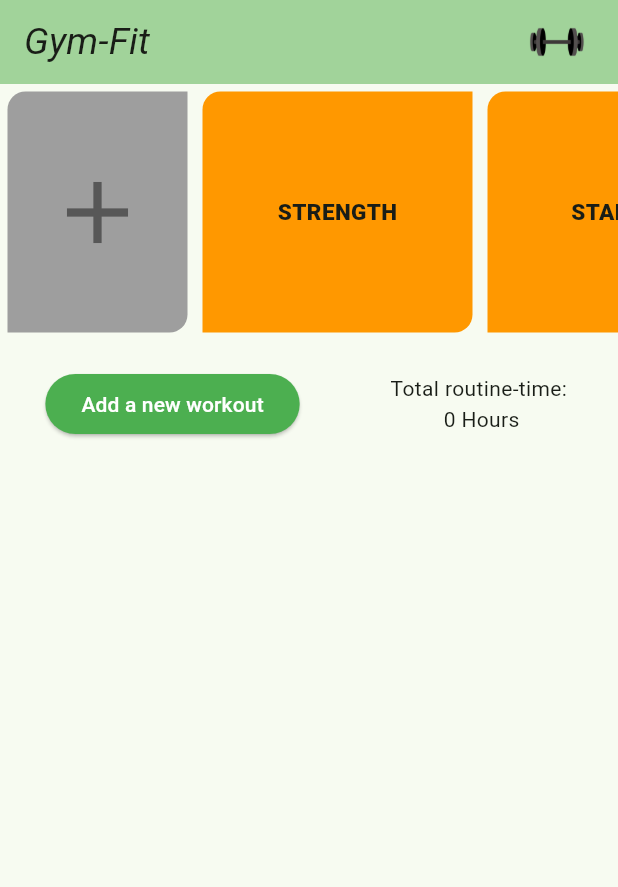
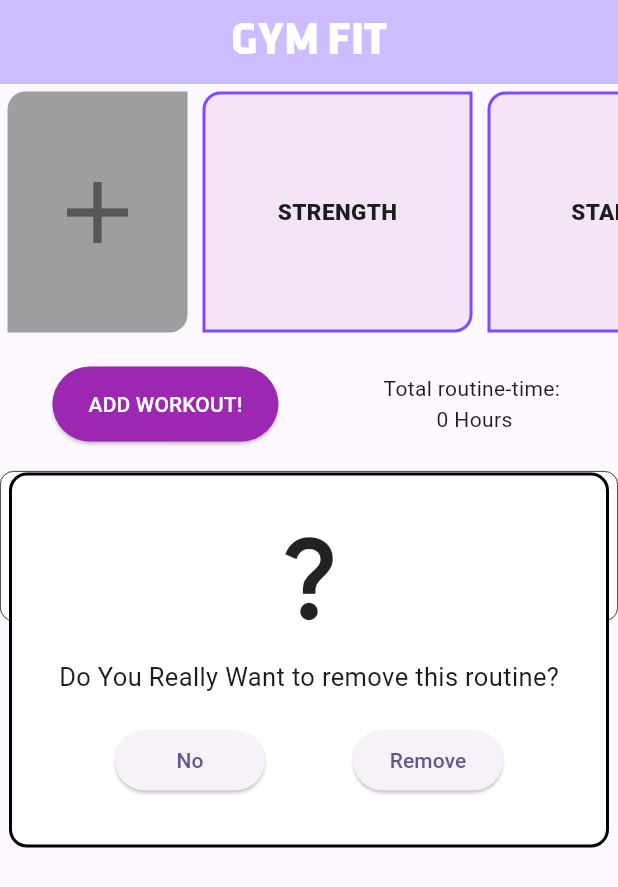
Before and after one commit to Ashish1220/gym_fit, a Flutter app: the screen it shows after launch, after a tap on the "delete" icon, on a phone screen of 412 x 824 dp. Shown: the top 887 px of the screen. Run offline on Flutter 3.47's test engine with Material 3 defaults, Android fonts, the phone set to English and light mode, and no system bars; our stand-ins replace fl_chart, sqflite; missing offline and left inert: dart:ffi; accounts and stored records are empty.

Commit message:
THEEME CHANGED TO PURPLE AND ADDED SECURITY CHECK

```diff
--- a/lib/main.dart
+++ b/lib/main.dart
@@ -19,6 +19,7 @@ import 'add_new_routine.dart';
 import 'database_connector.dart';
 import 'data_heirarcy.dart';
 import 'splash_screen.dart';
+
 void main() {
   runApp(const MyApp());
 }
@@ -32,7 +33,7 @@ class MyApp extends StatelessWidget {
       title: 'GYM FIT',
       debugShowCheckedModeBanner: false,
       theme: ThemeData(
-        colorScheme: ColorScheme.fromSeed(seedColor: Colors.green),
+        colorScheme: ColorScheme.fromSeed(seedColor: Colors.deepPurpleAccent),
         useMaterial3: true,
       ),
       // home: const MyHomePage(title: 'Flutter Demo Home Page'),
@@ -42,15 +43,12 @@ class MyApp extends StatelessWidget {
 }
 
 class MyHomePage extends StatefulWidget {
-
-
   String title;
   var app_data;
-MyHomePage(this.title,this.app_data);
+  MyHomePage(this.title, this.app_data);
   @override
   State<MyHomePage> createState() => _MyHomePageState(app_data);
 }
-
 
 class _MyHomePageState extends State<MyHomePage> {
   // var app_data = data([
@@ -71,7 +69,7 @@ class _MyHomePageState extends State<MyHomePage> {
   //   "TIMEPASS"
   // ]
   // );
-
+  var remove_data;
   var app_data;
   var new_routine_visible = false;
   _MyHomePageState(this.app_data);
@@ -88,16 +86,16 @@ _MyHomePageState(this.app_data);
         backgroundColor: Theme.of(context).colorScheme.inversePrimary,
         title: Container(
             width: 411,
-          child: Row(
-            mainAxisAlignment: MainAxisAlignment.spaceBetween,
-            children: [
-              Text("Gym-Fit",
-                  style: TextStyle(fontSize: 25, fontStyle: FontStyle.italic)),
-              Container(
-                  height: 50, child: Image.asset('assets/images/logo.png')),
-            ],
-          ),
-        ),
+            child: Center(
+                child: Text(
+              "GYM FIT",
+              style: TextStyle(
+                  fontWeight: FontWeight.w800,
+                  fontSize: 30,
+                  color: Colors.white,
+                  fontStyle: FontStyle.normal,
+                  fontFamily: 'title_font'),
+            ))),
       ),
       body: Stack(children: [
         Column(
@@ -141,7 +139,9 @@ _MyHomePageState(this.app_data);
                               margin: EdgeInsets.fromLTRB(5, 5, 5, 5),
                               width: 180,
                               decoration: BoxDecoration(
-                                color: Colors.orange,
+                                color: Colors.purple.shade50,
+                                border: Border.all(
+                                    width: 2, color: Colors.deepPurpleAccent),
                                 borderRadius: BorderRadius.only(
                                   topLeft: Radius.circular(12),
                                   bottomRight: Radius.circular(12),
@@ -168,7 +168,9 @@ _MyHomePageState(this.app_data);
                 child: Row(
                   mainAxisAlignment: MainAxisAlignment.spaceAround,
                   children: [
-                    ElevatedButton(
+                    SizedBox(
+                      height: 50,
+                      child: ElevatedButton(
                           onPressed: () {
                             print("Workout started");
                             setState(() {
@@ -176,12 +178,13 @@ _MyHomePageState(this.app_data);
                             });
                           },
                           child: Text(
-                          "Add a new workout",
+                            "ADD WORKOUT!",
                             style: TextStyle(color: Colors.white),
                           ),
                           style: ButtonStyle(
-                            backgroundColor:
-                                WidgetStateProperty.all<Color>(Colors.green))),
+                              backgroundColor: WidgetStateProperty.all<Color>(
+                                  Colors.purple))),
+                    ),
                     Column(
                       mainAxisAlignment: MainAxisAlignment.center,
                       children: [
@@ -202,7 +205,8 @@ _MyHomePageState(this.app_data);
                       Navigator.push(
                           context,
                           MaterialPageRoute(
-                              builder: (context) => workout(index, app_data))).then((_){
+                              builder: (context) =>
+                                  workout(index, app_data))).then((_) {
                         DatabaseHelper helper2 = DatabaseHelper();
                         helper2.updateFirstItem(app_data.toJsonString());
                       });
@@ -252,7 +256,8 @@ _MyHomePageState(this.app_data);
                             child: IconButton(
                               onPressed: () {
                                 setState(() {
-                                  app_data.weekdays.removeAt(index);
+                                  remove_data = index;
+                                  new_routine_visible = true;
                                 });
                               },
                               icon: Icon(Icons.delete),
@@ -269,19 +274,60 @@ _MyHomePageState(this.app_data);
         ),
         Visibility(
             visible: new_routine_visible,
+            child: Center(
               child: Container(
+                width: 400,
+                decoration: BoxDecoration(
+                  color: Colors.white,
+                  border: Border.all(width: 2),
+                  borderRadius: BorderRadius.circular(12),
+                ),
+                padding: EdgeInsets.all(10),
+                height: 250,
                 child: Column(
+                  mainAxisAlignment: MainAxisAlignment.center,
                   children: [
-                  TextField(),
-                  ElevatedButton(
+                    Container(
+                      child: Icon(
+                        Icons.question_mark,
+                        size: 70,
+                      ),
+                    ),
+                    Container(
+                        margin: EdgeInsets.all(20),
+                        child:
+                            Text("Do You Really Want to remove this routine?",style: TextStyle(fontSize: 17),)),
+                    Row(
+                      mainAxisAlignment: MainAxisAlignment.spaceEvenly,
+                      children: [
+                        Container(
+                          width: 100,
+                          child: ElevatedButton(
                               onPressed: () {
                                 print("Clicked on added");
                                 setState(() {
                                   new_routine_visible = false;
                                 });
                               },
-                      child: Text("Add new Routine"))
+                              child: Text("No")),
+                        ),
+                        Container(
+                          width: 100,
+                          child: ElevatedButton(
+                              onPressed: () {
+                                print("Clicked on added");
+                                setState(() {
+                                  app_data.weekdays.removeAt(remove_data);
+                                  remove_data = -1;
+                                  new_routine_visible = false;
+                                });
+                              },
+                              child: Text("Remove")),
+                        ),
                       ],
+                    ),
+                  ],
+                ),
               ),
             ))
       ]),
```
Also changed, not shown: pubspec.yaml (+6 -6 lines), fonts/Flotsam_Stiff_Upper.ttf (added), fonts/ManilaSans-Bold.ttf (added). Lines whose indentation alone changed are shown as unchanged.
